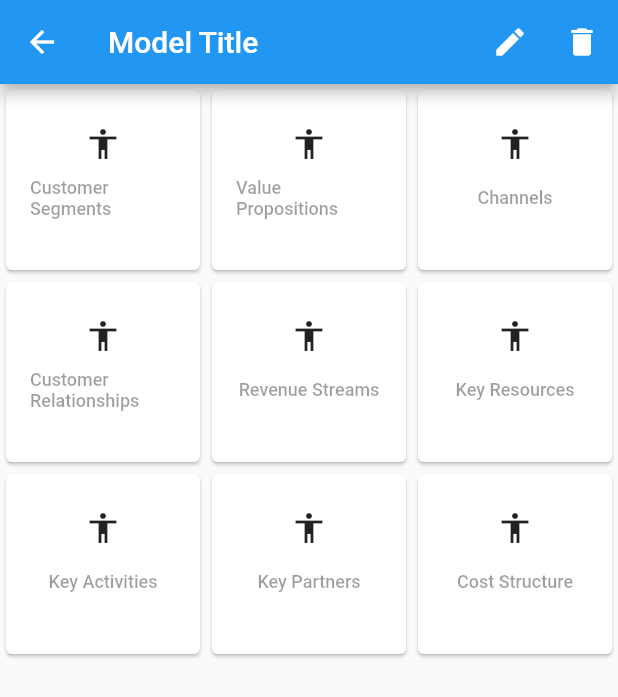
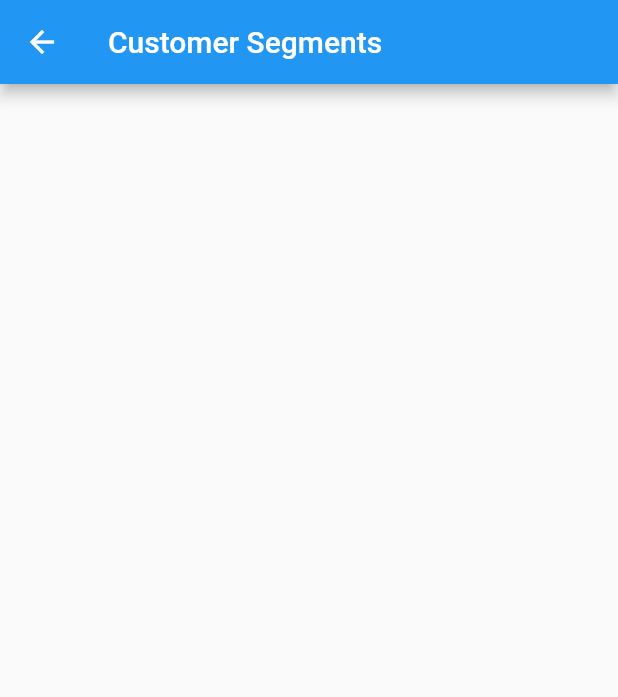
Before and after one commit to ishe19/copy_cat, a Flutter app: the ModelDetails screen opened directly, after a tap on "Customer Segments", on a phone screen of 412 x 824 dp. Shown: the top 697 px of the screen. Run offline on Flutter 3.47's test engine with Material 2 defaults, Android fonts, the phone set to English and light mode, and no system bars; our stand-ins replace camera.

Commit message:
new page

```diff
--- a/lib/ui/pages/model_details.dart
+++ b/lib/ui/pages/model_details.dart
@@ -1,4 +1,6 @@
+import 'package:copy_cat/ui/pages/view_post.dart';
 import 'package:flutter/material.dart';
+import 'package:copy_cat/ui/utils/uidata.dart';
 
 
 class ModelDetails extends StatefulWidget {
@@ -39,6 +41,13 @@ var items = [
           ),
         ],
       ),
+      floatingActionButton: FloatingActionButton(
+        backgroundColor: Uidata.btnColor,
+        onPressed: (){
+
+        },
+        child: Icon(Icons.exit_to_app),
+      ),
       body: SingleChildScrollView(
           child: Table(
 //            defaultColumnWidth: FractionColumnWidth(0.32),
@@ -74,7 +83,7 @@ Widget cardView(String cardName){
   return Card(
     child: InkWell(
       onTap: () {
-
+        Navigator.push(context, MaterialPageRoute(builder: (context) => ViewPost(cardName)));
       },
       child: Container(
         height: 120,
--- /dev/null
+++ b/lib/ui/pages/view_post.dart
@@ -0,0 +1,27 @@
+import 'package:flutter/material.dart';
+
+class ViewPost extends StatefulWidget {
+  String postName;
+  ViewPost(this.postName);
+
+  @override
+  _ViewPostState createState() => _ViewPostState();
+}
+
+class _ViewPostState extends State<ViewPost> {
+  @override
+  Widget build(BuildContext context) {
+    return Scaffold(
+      appBar: AppBar(
+        title: Text(widget.postName),
+      ),
+      body: SingleChildScrollView(
+        child: Column(
+          children: <Widget>[
+
+          ],
+        ),
+      ),
+    );
+  }
+}
--- a/lib/ui/utils/uidata.dart
+++ b/lib/ui/utils/uidata.dart
@@ -3,4 +3,5 @@ import 'package:flutter/material.dart';
 class Uidata {
   static const Color primaryColor = Colors.blue;
   static const Color secondaryColor = Colors.red;
+  static const Color btnColor = Colors.green;
 }
```
